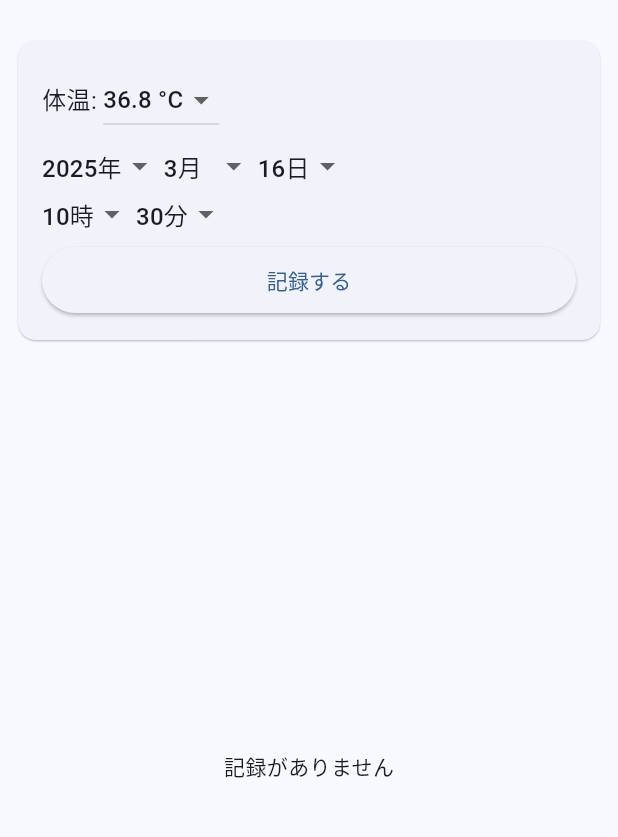
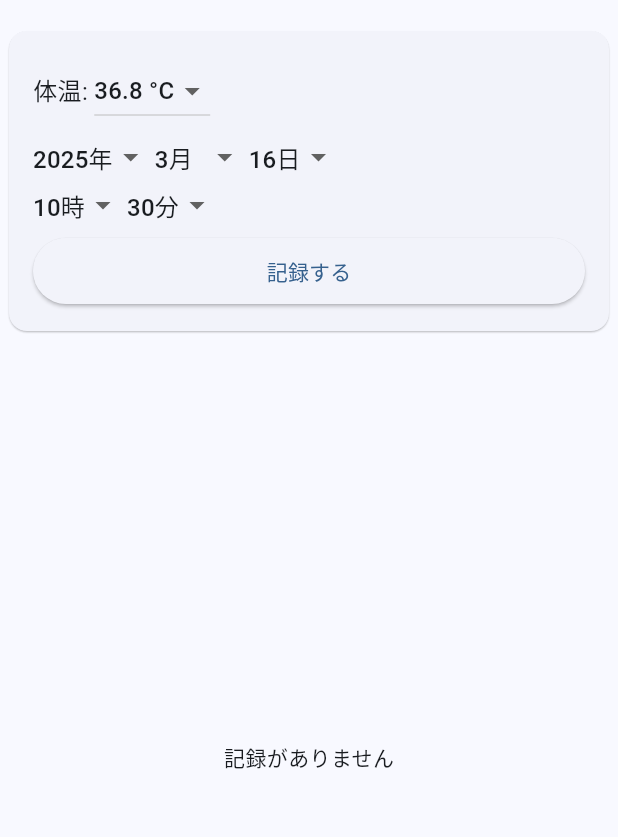
Before and after one commit to yamotuki/temperature_record, a Flutter app: the screen it shows after launch, on a phone screen of 412 x 824 dp, the part 62-899 px from its top. Run offline on Flutter 3.47's test engine with Material 3 defaults, Android fonts, the phone set to English and light mode, and no system bars; our stand-ins replace shared_preferences.

Commit message:
マージン小さく

```diff
--- a/lib/widgets/temperature_input.dart
+++ b/lib/widgets/temperature_input.dart
@@ -96,7 +96,7 @@ class _TemperatureInputState extends State<TemperatureInput> {
   @override
   Widget build(BuildContext context) {
     return Card(
-      margin: const EdgeInsets.all(12.0),
+      margin: const EdgeInsets.all(6.0),
       elevation: 0.5,
       child: Padding(
         padding: const EdgeInsets.all(16.0),
```
